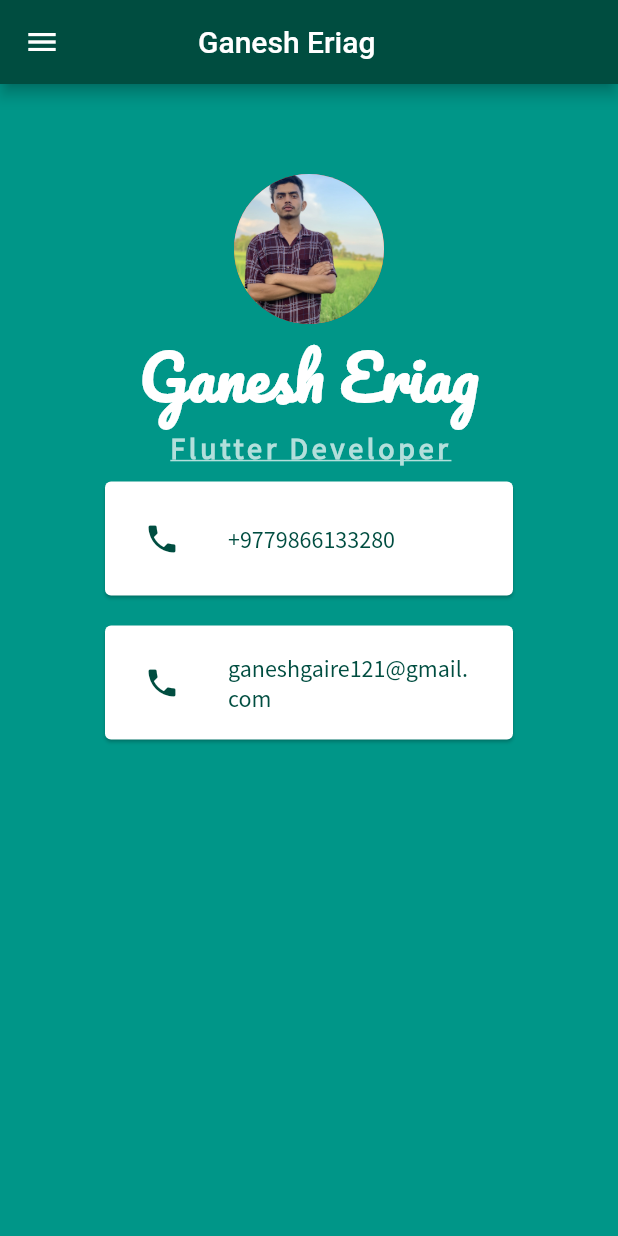
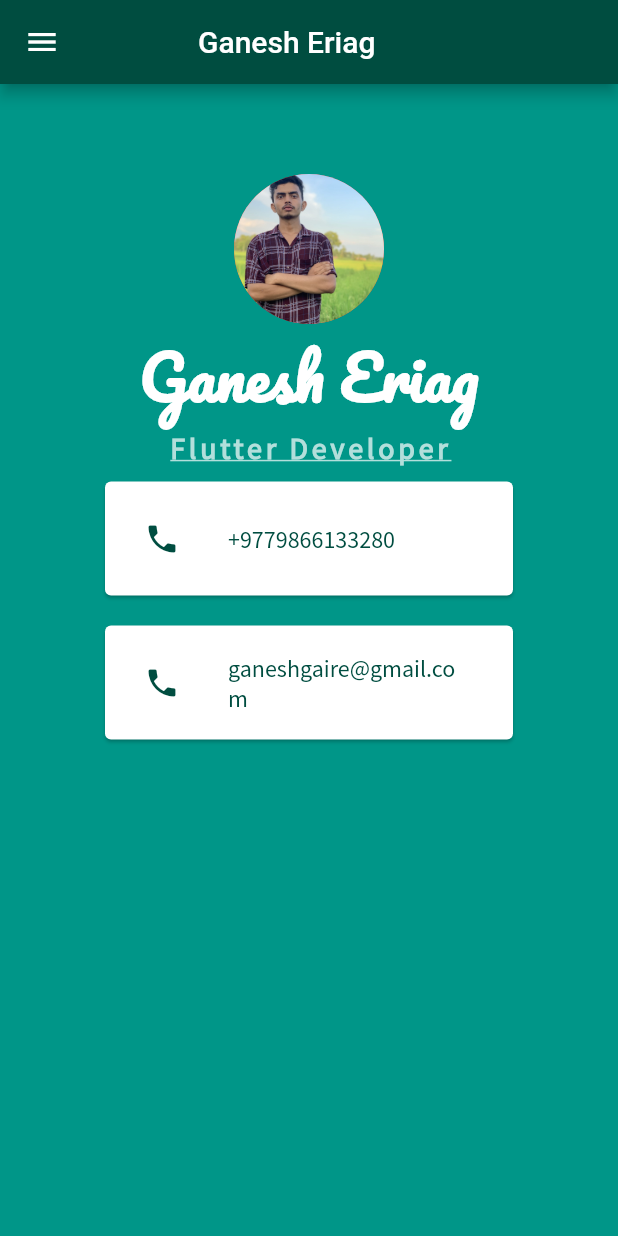
Before and after one commit to ganeshgaire/dummy, a Flutter app: the screen it shows after launch, on a phone screen of 412 x 824 dp. Run offline on Flutter 3.47's test engine with Material 2 defaults, Android fonts, the phone set to English and light mode, and no system bars.

Commit message:
email changed

```diff
--- a/lib/main.dart
+++ b/lib/main.dart
@@ -101,7 +101,7 @@ class MyApp extends StatelessWidget {
                       color: Colors.teal.shade900,
                     ),
                     title: Text(
-                      'ganeshgaire121@gmail.com',
+                      'ganeshgaire@gmail.com',
                       style: TextStyle(
                           color: Colors.teal.shade900,
                           fontFamily: 'SourceSansPro'),
```
